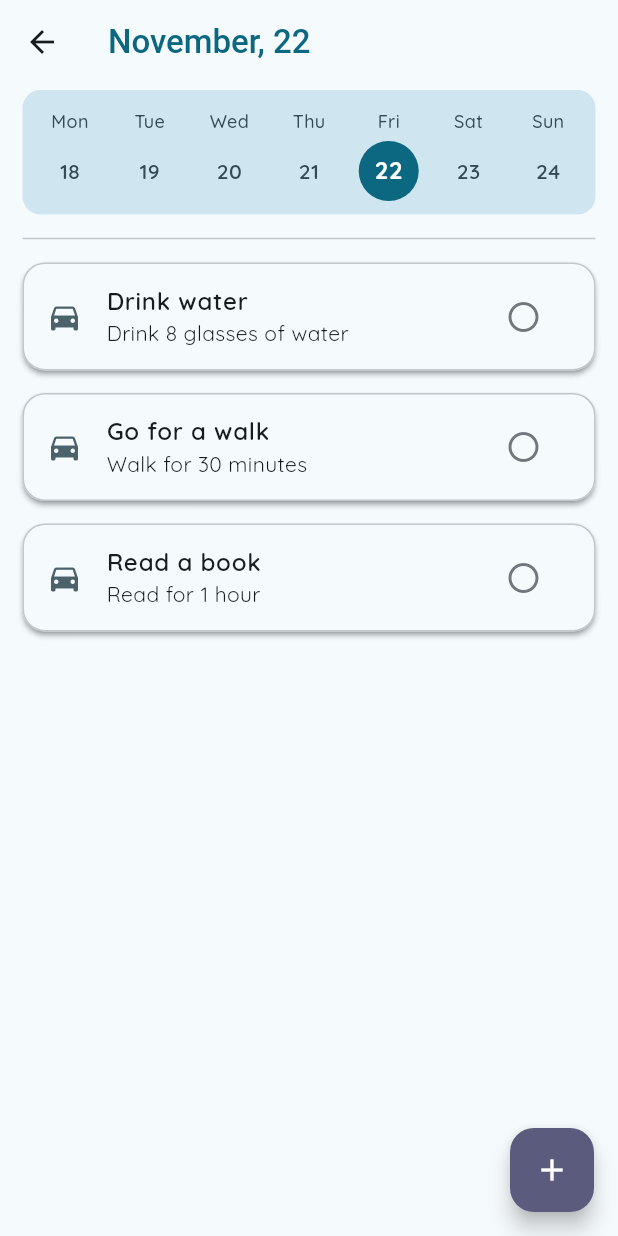
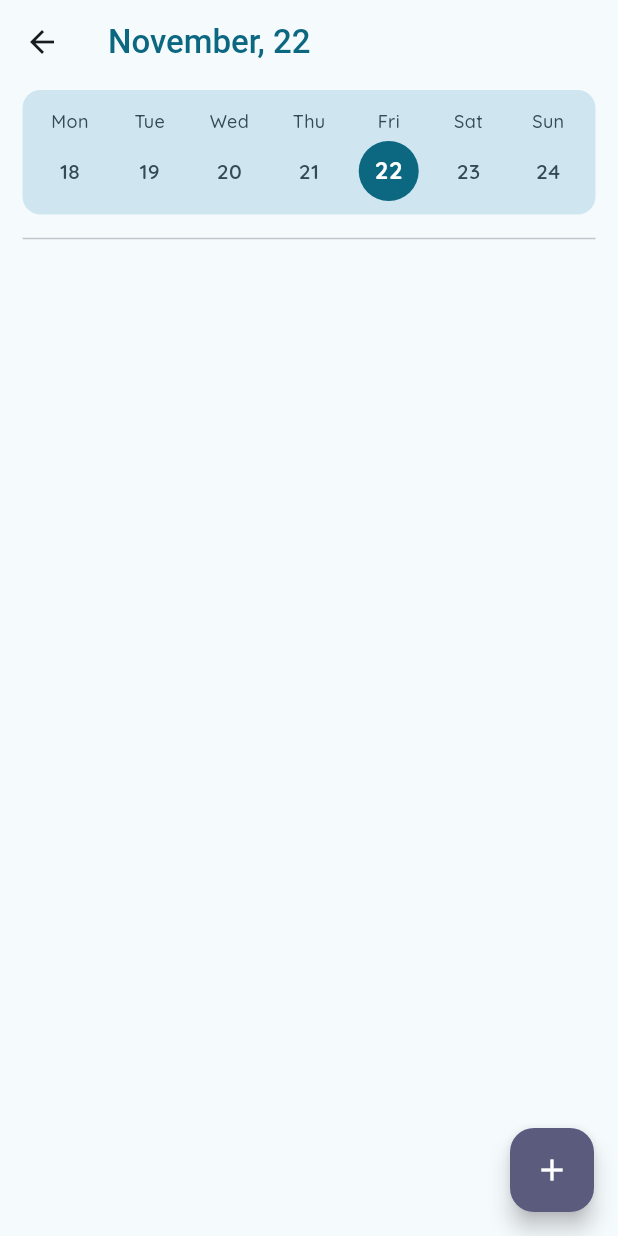
Before and after one commit to fes-ho/PIN-Code, a Flutter app: the HomePageView screen opened directly, on a phone screen of 412 x 824 dp. Run offline on Flutter 3.47's test engine with Material 3 defaults, Android fonts, the phone set to English and light mode, and no system bars; drawn by our look-alikes of table_calendar; our stand-ins replace flutter_dotenv, get_it, google_fonts, supabase_flutter; accounts and stored records are empty; generated files the repository leaves out were written again.

Commit message:
feat: refactor TaskList to use Provider for state management and update task creation flow

```diff
--- a/frontend/lib/src/components/task_list.dart
+++ b/frontend/lib/src/components/task_list.dart
@@ -1,12 +1,12 @@
 import 'package:flutter/material.dart';
 import 'package:frontend/src/domain/task.dart';
+import 'package:frontend/src/states/task_list_state.dart';
 import 'package:google_fonts/google_fonts.dart';
 import 'package:frontend/src/components/task_dialog.dart';
+import 'package:provider/provider.dart';
 
 class TaskList extends StatefulWidget {
-  final List<Task> tasks;
-
-  const TaskList({super.key, required this.tasks});
+  const TaskList({super.key});
 
   @override
   State<TaskList> createState() => _TaskListState();
@@ -36,11 +36,13 @@ class _TaskListState extends State<TaskList> {
   Widget build(BuildContext context) {
     final colorScheme = Theme.of(context).colorScheme;
 
+    return Consumer<TaskListState>(
+      builder: (context, taskListState, child) {
         return ListView.builder(
           shrinkWrap: true,
-      itemCount: widget.tasks.length,
+          itemCount: taskListState.tasks.length,
           itemBuilder: (context, index) {
-        final task = widget.tasks[index];
+            final task = taskListState.tasks[index];
             final taskIcon =
                 IconData(int.parse(task.icon), fontFamily: 'MaterialIcons');
             final isCompleted = task.isCompleted;
@@ -89,4 +91,6 @@ class _TaskListState extends State<TaskList> {
           },
         );
       }
+    );
   }
+}
--- a/frontend/lib/src/views/homepage_view.dart
+++ b/frontend/lib/src/views/homepage_view.dart
@@ -1,8 +1,10 @@
 import 'package:flutter/material.dart';
 import 'package:frontend/src/components/task_list.dart';
 import 'package:frontend/src/domain/task.dart';
+import 'package:frontend/src/states/task_list_state.dart';
 import 'package:google_fonts/google_fonts.dart';
 import 'package:intl/intl.dart';
+import 'package:provider/provider.dart';
 import 'package:table_calendar/table_calendar.dart';
 import 'package:frontend/src/views/create_task.dart';
 
@@ -18,32 +20,6 @@ class HomePageViewState extends State<HomePageView> {
   CalendarFormat _calendarFormat = CalendarFormat.week;
   DateTime _focusedDay = DateTime.now();
   DateTime _selectedDay = DateTime.now();
-  final List<Task> tasks = [
-    Task(
-      id: '1',
-      name: 'Drink water',
-      date: DateTime.now(),
-      description: 'Drink 8 glasses of water',
-      icon: '57815',
-      isCompleted: false,
-    ),
-    Task(
-      id: '2',
-      name: 'Go for a walk',
-      date: DateTime.now(),
-      description: 'Walk for 30 minutes',
-      icon: '57815',
-      isCompleted: false,
-    ),
-    Task(
-      id: '3',
-      name: 'Read a book',
-      date: DateTime.now(),
-      description: 'Read for 1 hour',
-      icon: '57815',
-      isCompleted: false,
-    ),
-  ];
 
   @override
   Widget build(BuildContext context) {
@@ -72,7 +48,7 @@ class HomePageViewState extends State<HomePageView> {
               Divider(color: colorScheme.outlineVariant),
               const SizedBox(height: 8),
               //_buildProgressBar(),
-              Expanded(child: TaskList(tasks: tasks)),
+              const Expanded(child: TaskList()),
               // _buildTaskDetails(),
             ],
           ),
```
Also changed, not shown: frontend/lib/src/views/create_task.dart (+23 -3 lines), 1 other file. Lines whose indentation alone changed are shown as unchanged.
